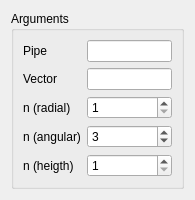
Qt form src/HEXABLOCKGUI/MakePipe_QTD.ui (SalomePlatform/hexablock) before a commit.
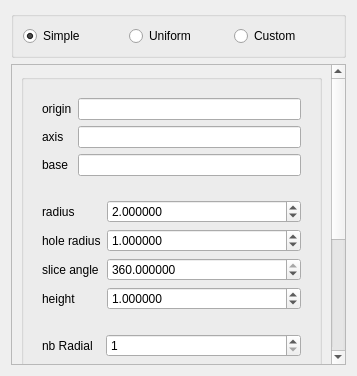
The same form after that commit.

Diff of the .ui file:
```diff
--- a/src/HEXABLOCKGUI/MakePipe_QTD.ui
+++ b/src/HEXABLOCKGUI/MakePipe_QTD.ui
@@ -6,12 +6,12 @@
    <rect>
     <x>0</x>
     <y>0</y>
-    <width>195</width>
-    <height>196</height>
+    <width>357</width>
+    <height>376</height>
    </rect>
   </property>
   <property name="sizePolicy">
-   <sizepolicy hsizetype="Preferred" vsizetype="Fixed">
+   <sizepolicy hsizetype="Preferred" vsizetype="Preferred">
     <horstretch>0</horstretch>
     <verstretch>0</verstretch>
    </sizepolicy>
@@ -19,7 +19,7 @@
   <property name="minimumSize">
    <size>
     <width>5</width>
-    <height>0</height>
+    <height>273</height>
    </size>
   </property>
   <property name="windowTitle">
@@ -28,143 +28,522 @@
   <layout class="QVBoxLayout" name="verticalLayout_3">
    <item>
     <widget class="QGroupBox" name="groupBox">
-     <property name="minimumSize">
+     <property name="sizePolicy">
+      <sizepolicy hsizetype="Preferred" vsizetype="Fixed">
+       <horstretch>0</horstretch>
+       <verstretch>0</verstretch>
+      </sizepolicy>
+     </property>
+     <property name="maximumSize">
       <size>
-       <width>5</width>
-       <height>0</height>
+       <width>16777215</width>
+       <height>50</height>
       </size>
      </property>
      <property name="title">
-      <string>Arguments</string>
+      <string/>
      </property>
-     <layout class="QFormLayout" name="formLayout">
-      <item row="0" column="0">
-       <widget class="QLabel" name="label">
-        <property name="text">
-         <string>Pipe</string>
-        </property>
-       </widget>
-      </item>
-      <item row="0" column="1">
-       <widget class="QLineEdit" name="pipe_le">
+     <layout class="QHBoxLayout" name="horizontalLayout_3">
+      <item>
+       <widget class="QRadioButton" name="rb0">
         <property name="sizePolicy">
          <sizepolicy hsizetype="Minimum" vsizetype="Fixed">
           <horstretch>0</horstretch>
           <verstretch>0</verstretch>
          </sizepolicy>
         </property>
-        <property name="maximumSize">
-         <size>
-          <width>16777215</width>
-          <height>16777215</height>
-         </size>
-        </property>
-        <property name="readOnly">
-         <bool>false</bool>
-        </property>
-       </widget>
-      </item>
-      <item row="1" column="0">
-       <widget class="QLabel" name="label_2">
         <property name="text">
-         <string>Vector</string>
+         <string>Simple</string>
         </property>
-       </widget>
-      </item>
-      <item row="1" column="1">
-       <widget class="QLineEdit" name="vec_le">
-        <property name="maximumSize">
-         <size>
-          <width>16777215</width>
-          <height>16777215</height>
-         </size>
+        <property name="checked">
+         <bool>true</bool>
         </property>
-        <property name="readOnly">
-         <bool>false</bool>
-        </property>
        </widget>
       </item>
-      <item row="2" column="0">
-       <widget class="QLabel" name="label_3">
-        <property name="text">
-         <string>n (radial)</string>
-        </property>
-       </widget>
-      </item>
-      <item row="2" column="1">
-       <widget class="QSpinBox" name="nr_spb">
+      <item>
+       <widget class="QRadioButton" name="rb1">
         <property name="sizePolicy">
-         <sizepolicy hsizetype="Expanding" vsizetype="Fixed">
+         <sizepolicy hsizetype="Minimum" vsizetype="Fixed">
           <horstretch>0</horstretch>
           <verstretch>0</verstretch>
          </sizepolicy>
         </property>
-        <property name="minimum">
-         <number>1</number>
-        </property>
-        <property name="maximum">
-         <number>1000000</number>
-        </property>
-        <property name="value">
-         <number>1</number>
-        </property>
-       </widget>
-      </item>
-      <item row="3" column="0">
-       <widget class="QLabel" name="label_4">
         <property name="text">
-         <string>n (angular)</string>
+         <string>Uniform</string>
         </property>
        </widget>
       </item>
-      <item row="3" column="1">
-       <widget class="QSpinBox" name="na_spb">
+      <item>
+       <widget class="QRadioButton" name="rb2">
         <property name="sizePolicy">
-         <sizepolicy hsizetype="Expanding" vsizetype="Fixed">
+         <sizepolicy hsizetype="Minimum" vsizetype="Fixed">
           <horstretch>0</horstretch>
           <verstretch>0</verstretch>
          </sizepolicy>
         </property>
-        <property name="minimum">
-         <number>1</number>
-        </property>
-        <property name="maximum">
-         <number>1000000</number>
-        </property>
-        <property name="value">
-         <number>3</number>
-        </property>
-       </widget>
-      </item>
-      <item row="4" column="0">
-       <widget class="QLabel" name="label_5">
         <property name="text">
-         <string>n (heigth)</string>
+         <string>Custom</string>
         </property>
-       </widget>
-      </item>
-      <item row="4" column="1">
-       <widget class="QSpinBox" name="nl_spb">
-        <property name="sizePolicy">
-         <sizepolicy hsizetype="Expanding" vsizetype="Fixed">
-          <horstretch>0</horstretch>
-          <verstretch>0</verstretch>
-         </sizepolicy>
-        </property>
-        <property name="minimum">
-         <number>1</number>
-        </property>
-        <property name="maximum">
-         <number>1000000</number>
-        </property>
-        <property name="value">
-         <number>1</number>
+        <property name="checked">
+         <bool>false</bool>
         </property>
        </widget>
       </item>
      </layout>
     </widget>
    </item>
+   <item>
+    <widget class="QScrollArea" name="scrollArea">
+     <property name="widgetResizable">
+      <bool>true</bool>
+     </property>
+     <widget class="QWidget" name="scrollAreaWidgetContents">
+      <property name="geometry">
+       <rect>
+        <x>0</x>
+        <y>0</y>
+        <width>319</width>
+        <height>580</height>
+       </rect>
+      </property>
+      <layout class="QVBoxLayout" name="verticalLayout_2">
+       <item>
+        <widget class="QGroupBox" name="groupBox_1">
+         <property name="sizePolicy">
+          <sizepolicy hsizetype="Preferred" vsizetype="Preferred">
+           <horstretch>0</horstretch>
+           <verstretch>0</verstretch>
+          </sizepolicy>
+         </property>
+         <property name="minimumSize">
+          <size>
+           <width>5</width>
+           <height>0</height>
+          </size>
+         </property>
+         <property name="title">
+          <string/>
+         </property>
+         <layout class="QVBoxLayout" name="verticalLayout_4">
+          <item>
+           <widget class="QWidget" name="geomobj_group" native="true">
+            <layout class="QFormLayout" name="formLayout_8">
+             <item row="0" column="0">
+              <widget class="QLabel" name="label_26">
+               <property name="text">
+                <string>origin</string>
+               </property>
+              </widget>
+             </item>
+             <item row="0" column="1">
+              <widget class="QLineEdit" name="origin_le"/>
+             </item>
+             <item row="1" column="0">
+              <widget class="QLabel" name="label_27">
+               <property name="text">
+                <string>axis</string>
+               </property>
+              </widget>
+             </item>
+             <item row="2" column="0">
+              <widget class="QLabel" name="label_28">
+               <property name="text">
+                <string>base</string>
+               </property>
+              </widget>
+             </item>
+             <item row="2" column="1">
+              <widget class="QLineEdit" name="base_le">
+               <property name="sizePolicy">
+                <sizepolicy hsizetype="Minimum" vsizetype="Fixed">
+                 <horstretch>0</horstretch>
+                 <verstretch>0</verstretch>
+                </sizepolicy>
+               </property>
+               <property name="maximumSize">
+                <size>
+                 <width>16777215</width>
+                 <height>16777215</height>
+                </size>
+               </property>
+               <property name="readOnly">
+                <bool>false</bool>
+               </property>
+              </widget>
+             </item>
+             <item row="1" column="1">
+              <widget class="QLineEdit" name="axis_le"/>
+             </item>
+            </layout>
+           </widget>
+          </item>
+          <item>
+           <widget class="QWidget" name="rah_group" native="true">
+            <layout class="QFormLayout" name="formLayout_9">
+             <item row="0" column="0">
+              <widget class="QLabel" name="label_29">
+               <property name="text">
+                <string>radius</string>
+               </property>
+              </widget>
+             </item>
+             <item row="0" column="1">
+              <widget class="QDoubleSpinBox" name="ext_radius_spb">
+               <property name="decimals">
+                <number>6</number>
+               </property>
+               <property name="maximum">
+                <double>1000000000.000000000000000</double>
+               </property>
+               <property name="value">
+                <double>2.000000000000000</double>
+               </property>
+              </widget>
+             </item>
+             <item row="1" column="0">
+              <widget class="QLabel" name="label_30">
+               <property name="text">
+                <string>hole radius</string>
+               </property>
+              </widget>
+             </item>
+             <item row="1" column="1">
+              <widget class="QDoubleSpinBox" name="int_radius_spb">
+               <property name="decimals">
+                <number>6</number>
+               </property>
+               <property name="maximum">
+                <double>1000000000.000000000000000</double>
+               </property>
+               <property name="value">
+                <double>1.000000000000000</double>
+               </property>
+              </widget>
+             </item>
+             <item row="2" column="0">
+              <widget class="QLabel" name="label_31">
+               <property name="text">
+                <string>slice angle</string>
+               </property>
+              </widget>
+             </item>
+             <item row="2" column="1">
+              <widget class="QDoubleSpinBox" name="angle_spb">
+               <property name="decimals">
+                <number>6</number>
+               </property>
+               <property name="maximum">
+                <double>360.000000000000000</double>
+               </property>
+               <property name="singleStep">
+                <double>10.000000000000000</double>
+               </property>
+               <property name="value">
+                <double>360.000000000000000</double>
+               </property>
+              </widget>
+             </item>
+             <item row="3" column="0">
+              <widget class="QLabel" name="label_32">
+               <property name="text">
+                <string>height</string>
+               </property>
+              </widget>
+             </item>
+             <item row="3" column="1">
+              <widget class="QDoubleSpinBox" name="height_spb">
+               <property name="decimals">
+                <number>6</number>
+               </property>
+               <property name="maximum">
+                <double>1000000000.000000000000000</double>
+               </property>
+               <property name="value">
+                <double>1.000000000000000</double>
+               </property>
+              </widget>
+             </item>
+            </layout>
+           </widget>
+          </item>
+          <item>
+           <widget class="QWidget" name="n_group" native="true">
+            <layout class="QFormLayout" name="formLayout_10">
+             <property name="fieldGrowthPolicy">
+              <enum>QFormLayout::AllNonFixedFieldsGrow</enum>
+             </property>
+             <item row="0" column="1">
+              <widget class="QSpinBox" name="nr_spb">
+               <property name="minimum">
+                <number>1</number>
+               </property>
+               <property name="maximum">
+                <number>1000000</number>
+               </property>
+               <property name="value">
+                <number>1</number>
+               </property>
+              </widget>
+             </item>
+             <item row="1" column="0">
+              <widget class="QLabel" name="label_33">
+               <property name="text">
+                <string>nb Angular</string>
+               </property>
+              </widget>
+             </item>
+             <item row="1" column="1">
+              <widget class="QSpinBox" name="na_spb">
+               <property name="minimum">
+                <number>1</number>
+               </property>
+               <property name="maximum">
+                <number>1000000</number>
+               </property>
+               <property name="value">
+                <number>3</number>
+               </property>
+              </widget>
+             </item>
+             <item row="2" column="0">
+              <widget class="QLabel" name="label_34">
+               <property name="text">
+                <string>nb Height</string>
+               </property>
+              </widget>
+             </item>
+             <item row="2" column="1">
+              <widget class="QSpinBox" name="nh_spb">
+               <property name="minimum">
+                <number>1</number>
+               </property>
+               <property name="maximum">
+                <number>1000000</number>
+               </property>
+               <property name="value">
+                <number>1</number>
+               </property>
+              </widget>
+             </item>
+             <item row="0" column="0">
+              <widget class="QLabel" name="label_35">
+               <property name="text">
+                <string>nb Radial</string>
+               </property>
+              </widget>
+             </item>
+            </layout>
+           </widget>
+          </item>
+          <item>
+           <widget class="QTabWidget" name="random_param_w">
+            <property name="sizePolicy">
+             <sizepolicy hsizetype="Preferred" vsizetype="Preferred">
+              <horstretch>0</horstretch>
+              <verstretch>0</verstretch>
+             </sizepolicy>
+            </property>
+            <property name="maximumSize">
+             <size>
+              <width>16777215</width>
+              <height>150</height>
+             </size>
+            </property>
+            <property name="currentIndex">
+             <number>0</number>
+            </property>
+            <widget class="QWidget" name="ext_radius_tab">
+             <attribute name="title">
+              <string>radius</string>
+             </attribute>
+             <layout class="QGridLayout" name="gridLayout_8">
+              <item row="0" column="0">
+               <widget class="QPushButton" name="add_radius_pb">
+                <property name="enabled">
+                 <bool>true</bool>
+                </property>
+                <property name="sizePolicy">
+                 <sizepolicy hsizetype="Maximum" vsizetype="Fixed">
+                  <horstretch>0</horstretch>
+                  <verstretch>0</verstretch>
+                 </sizepolicy>
+                </property>
+                <property name="text">
+                 <string>+</string>
+                </property>
+               </widget>
+              </item>
+              <item row="0" column="1" rowspan="4">
+               <widget class="QListWidget" name="radius_lw">
+                <property name="sizePolicy">
+                 <sizepolicy hsizetype="Preferred" vsizetype="Preferred">
+                  <horstretch>0</horstretch>
+                  <verstretch>0</verstretch>
+                 </sizepolicy>
+                </property>
+               </widget>
+              </item>
+              <item row="1" column="0">
+               <widget class="QPushButton" name="del_radius_pb">
+                <property name="sizePolicy">
+                 <sizepolicy hsizetype="Maximum" vsizetype="Fixed">
+                  <horstretch>0</horstretch>
+                  <verstretch>0</verstretch>
+                 </sizepolicy>
+                </property>
+                <property name="text">
+                 <string>-</string>
+                </property>
+               </widget>
+              </item>
+              <item row="2" column="0">
+               <spacer name="verticalSpacer_9">
+                <property name="orientation">
+                 <enum>Qt::Vertical</enum>
+                </property>
+                <property name="sizeHint" stdset="0">
+                 <size>
+                  <width>20</width>
+                  <height>139</height>
+                 </size>
+                </property>
+               </spacer>
+              </item>
+             </layout>
+            </widget>
+            <widget class="QWidget" name="ext_angle_tab">
+             <attribute name="title">
+              <string>angle</string>
+             </attribute>
+             <layout class="QGridLayout" name="gridLayout_9">
+              <item row="0" column="0">
+               <widget class="QPushButton" name="add_angle_pb">
+                <property name="enabled">
+                 <bool>true</bool>
+                </property>
+                <property name="sizePolicy">
+                 <sizepolicy hsizetype="Maximum" vsizetype="Fixed">
+                  <horstretch>0</horstretch>
+                  <verstretch>0</verstretch>
+                 </sizepolicy>
+                </property>
+                <property name="text">
+                 <string>+</string>
+                </property>
+               </widget>
+              </item>
+              <item row="0" column="1" rowspan="3">
+               <widget class="QListWidget" name="angle_lw"/>
+              </item>
+              <item row="1" column="0">
+               <widget class="QPushButton" name="del_angle_pb">
+                <property name="sizePolicy">
+                 <sizepolicy hsizetype="Maximum" vsizetype="Fixed">
+                  <horstretch>0</horstretch>
+                  <verstretch>0</verstretch>
+                 </sizepolicy>
+                </property>
+                <property name="text">
+                 <string>-</string>
+                </property>
+               </widget>
+              </item>
+              <item row="2" column="0">
+               <spacer name="verticalSpacer_10">
+                <property name="orientation">
+                 <enum>Qt::Vertical</enum>
+                </property>
+                <property name="sizeHint" stdset="0">
+                 <size>
+                  <width>20</width>
+                  <height>139</height>
+                 </size>
+                </property>
+               </spacer>
+              </item>
+             </layout>
+            </widget>
+            <widget class="QWidget" name="ext_height_tab">
+             <attribute name="title">
+              <string>height</string>
+             </attribute>
+             <layout class="QGridLayout" name="gridLayout_10">
+              <item row="0" column="0">
+               <widget class="QPushButton" name="add_height_pb">
+                <property name="enabled">
+                 <bool>true</bool>
+                </property>
+                <property name="sizePolicy">
+                 <sizepolicy hsizetype="Maximum" vsizetype="Fixed">
+                  <horstretch>0</horstretch>
+                  <verstretch>0</verstretch>
+                 </sizepolicy>
+                </property>
+                <property name="text">
+                 <string>+</string>
+                </property>
+               </widget>
+              </item>
+              <item row="0" column="1" rowspan="3">
+               <widget class="QListWidget" name="height_lw">
+                <property name="sizePolicy">
+                 <sizepolicy hsizetype="Expanding" vsizetype="Expanding">
+                  <horstretch>0</horstretch>
+                  <verstretch>0</verstretch>
+                 </sizepolicy>
+                </property>
+               </widget>
+              </item>
+              <item row="1" column="0">
+               <widget class="QPushButton" name="del_height_pb">
+                <property name="sizePolicy">
+                 <sizepolicy hsizetype="Maximum" vsizetype="Fixed">
+                  <horstretch>0</horstretch>
+                  <verstretch>0</verstretch>
+                 </sizepolicy>
+                </property>
+                <property name="text">
+                 <string>-</string>
+                </property>
+               </widget>
+              </item>
+              <item row="2" column="0">
+               <spacer name="verticalSpacer_11">
+                <property name="orientation">
+                 <enum>Qt::Vertical</enum>
+                </property>
+                <property name="sizeHint" stdset="0">
+                 <size>
+                  <width>20</width>
+                  <height>139</height>
+                 </size>
+                </property>
+               </spacer>
+              </item>
+             </layout>
+            </widget>
+           </widget>
+          </item>
+          <item>
+           <spacer name="verticalSpacer_12">
+            <property name="orientation">
+             <enum>Qt::Vertical</enum>
+            </property>
+            <property name="sizeHint" stdset="0">
+             <size>
+              <width>20</width>
+              <height>0</height>
+             </size>
+            </property>
+           </spacer>
+          </item>
+         </layout>
+        </widget>
+       </item>
+      </layout>
+     </widget>
+    </widget>
+   </item>
   </layout>
  </widget>
  <tabstops>
```
Left out of the diff: 222 changed lines with no effect on the pictures.
